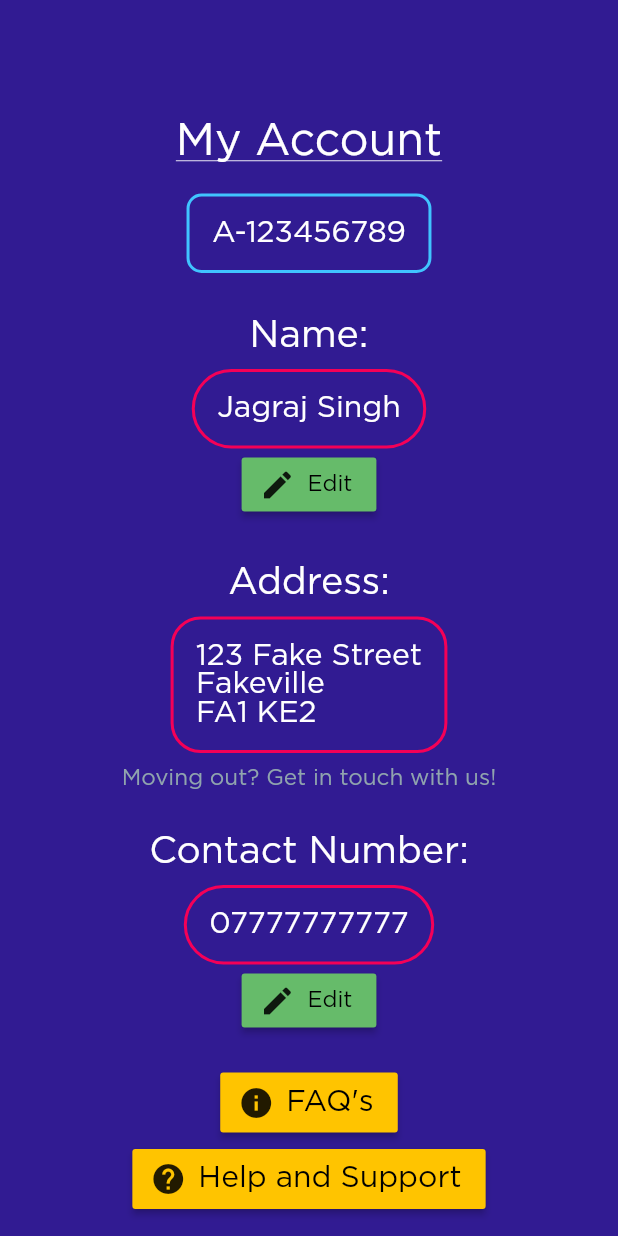
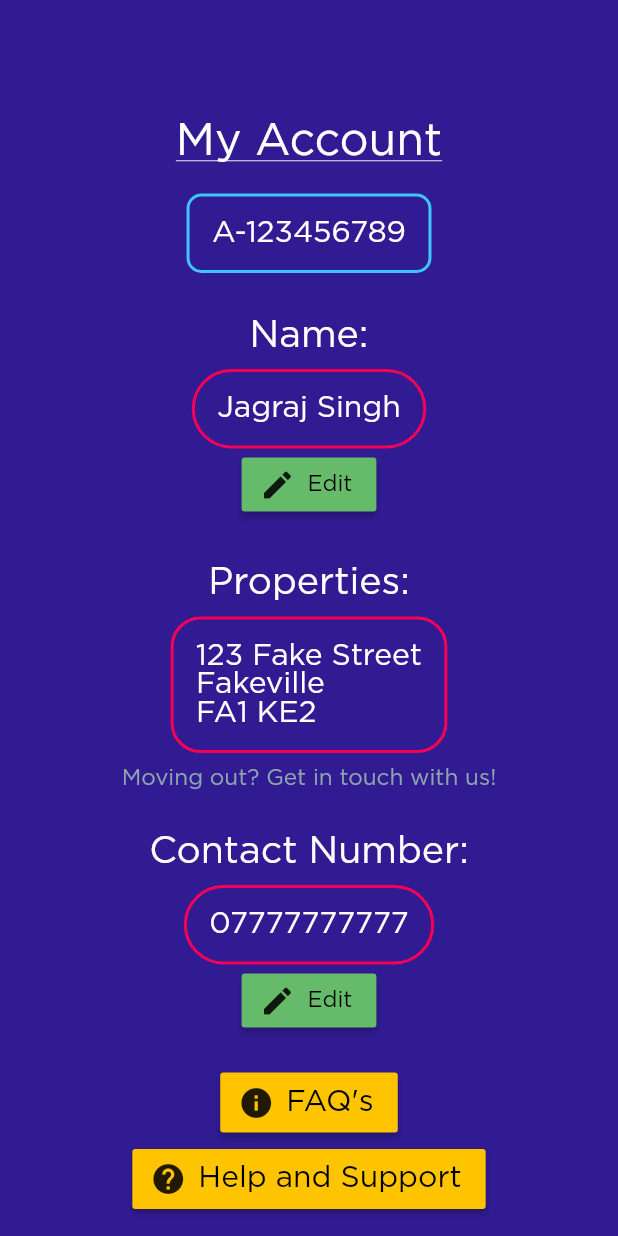
Before and after one commit to jagraj28/OctopusApp, a Flutter app: the Account screen opened by its route, on a phone screen of 412 x 824 dp. Run offline on Flutter 3.47's test engine with Material 2 defaults, Android fonts, the phone set to English and light mode, and no system bars; our stand-ins replace carousel_slider, curved_navigation_bar.

Commit message:
Update account.dart

```diff
--- a/octopus_app/lib/pages/account.dart
+++ b/octopus_app/lib/pages/account.dart
@@ -112,7 +112,7 @@ class _AccountState extends State<Account> {
               Container(
                 margin: const EdgeInsets.only(top: 30.0),
                 child: Text(
-                    'Address:',
+                    'Properties:',
                     style: TextStyle(
                       fontSize: 25.0,
                       fontFamily: 'Gotham',
```
